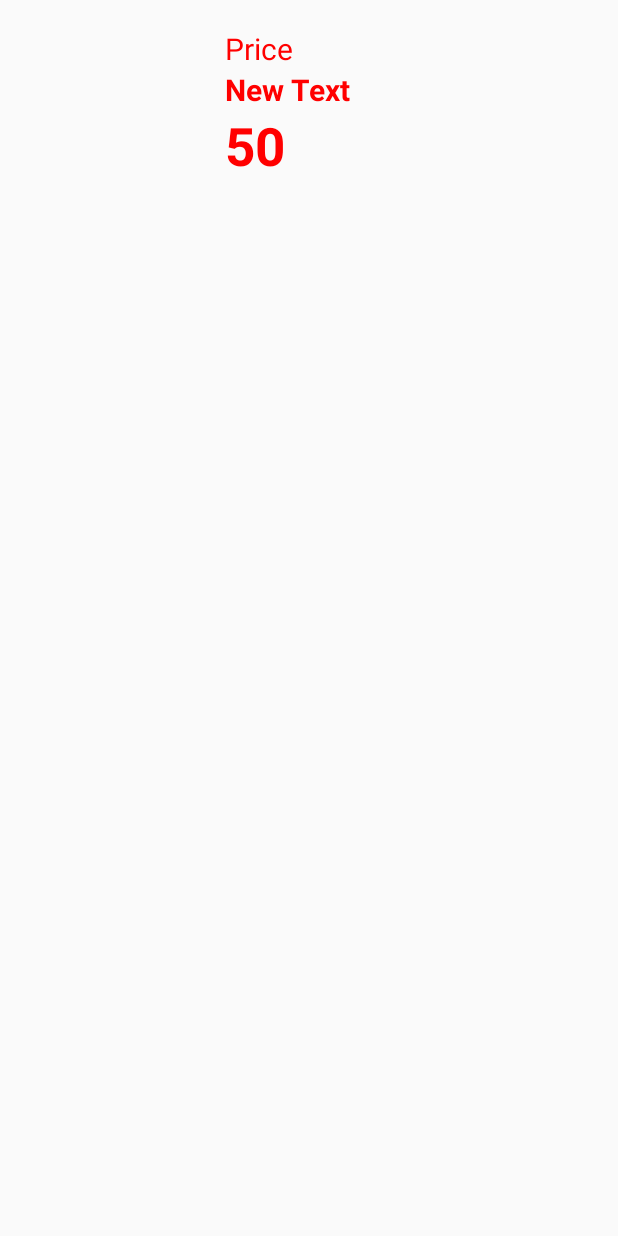
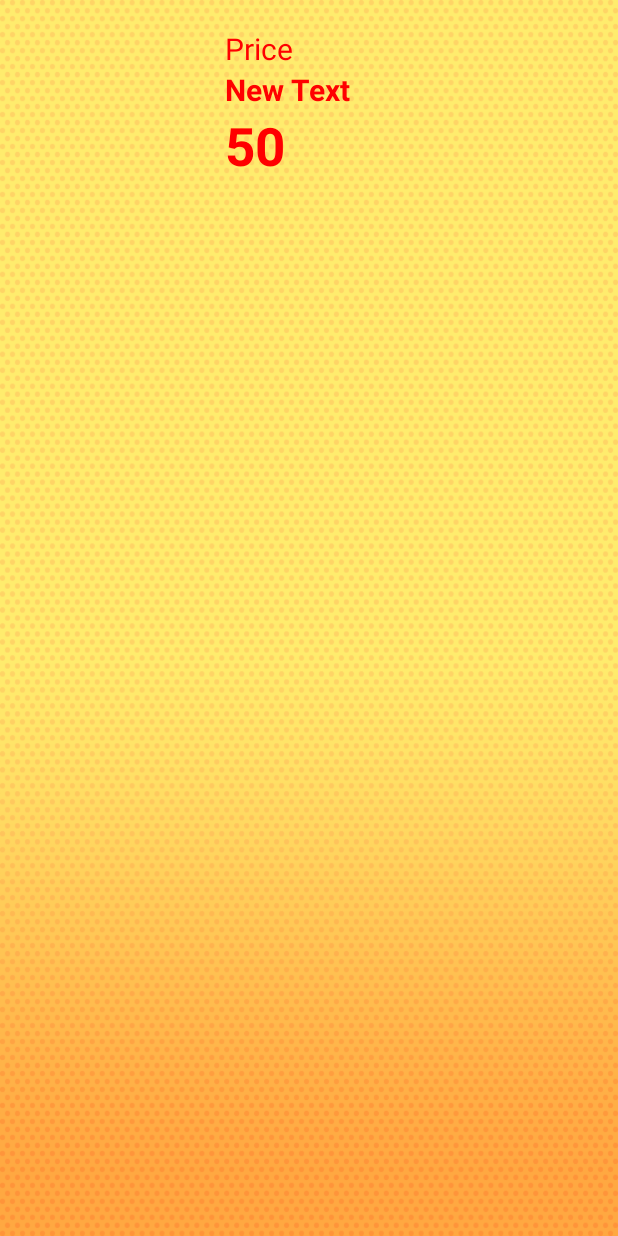
Before and after one commit to sorasakUoU/Project_Bakery1, an Android app: the layout my_menu_listview.xml on its own in the app's theme, with its tools: preview values and no code run, on a phone screen of 412 x 824 dp. Run offline under Robolectric (Android 15) with nearby library versions, the phone set to English and light mode, and no system bars.

Commit message:
Design UI My menu and My order Finish

```diff
--- a/app/src/main/res/layout/my_menu_listview.xml
+++ b/app/src/main/res/layout/my_menu_listview.xml
@@ -1,7 +1,8 @@
 <?xml version="1.0" encoding="utf-8"?>
 <LinearLayout xmlns:android="http://schemas.android.com/apk/res/android"
     android:orientation="vertical" android:layout_width="match_parent"
-    android:layout_height="match_parent">
+    android:layout_height="match_parent"
+    android:background="@drawable/wall20">
 
     <LinearLayout xmlns:android="http://schemas.android.com/apk/res/android"
         android:orientation="horizontal"
--- a/app/src/main/res/layout/my_order_listview.xml
+++ b/app/src/main/res/layout/my_order_listview.xml
@@ -1,7 +1,8 @@
 <?xml version="1.0" encoding="utf-8"?>
 <LinearLayout xmlns:android="http://schemas.android.com/apk/res/android"
     android:orientation="horizontal" android:layout_width="match_parent"
-    android:layout_height="match_parent">
+    android:layout_height="match_parent"
+    android:background="@drawable/wall20">
 
     <TextView
         android:layout_width="0dp"
```
